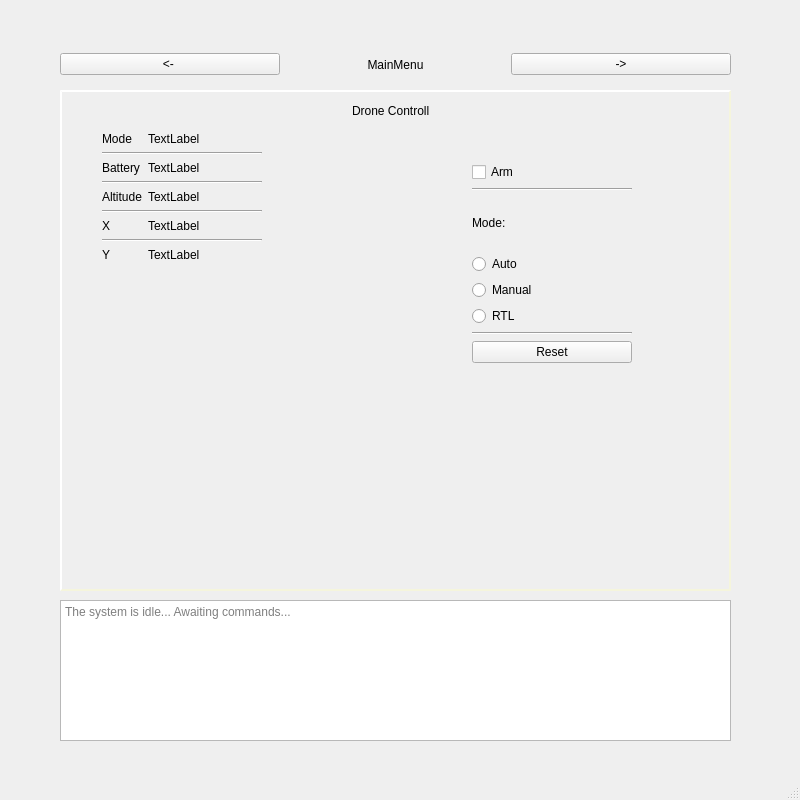
Old version of the form desktop/MicroGCS/mainwindow.ui in the repository NORDvv/MicroGCS.
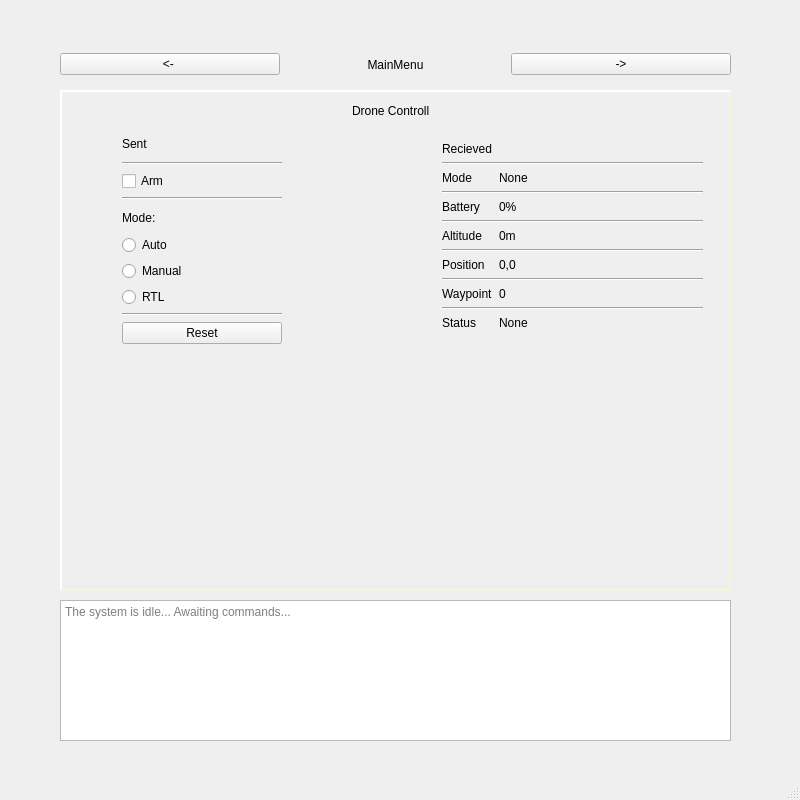
New version of the form.

Commit message: UI Controlls and command sending added

The edit to the form file:
```diff
--- a/desktop/MicroGCS/mainwindow.ui
+++ b/desktop/MicroGCS/mainwindow.ui
@@ -18,6 +18,24 @@
 	border-style: outset;
     border-width: 2px;
     border-color: beige;
+}
+
+QFormLayout {
+	border-style: outset;
+    border-width: 2px;
+    border-color: beige;
+}
+
+QVBoxLayout {
+	border-style: outset;
+    border-width: 2px;
+    border-color: beige;
+}
+
+QHBoxLayout {
+	border-style: outset;
+    border-width: 2px;
+    border-color: beige;
 }</string>
   </property>
   <widget class="QWidget" name="centralwidget">
@@ -108,106 +126,147 @@
      <widget class="QWidget" name="formLayoutWidget_2">
       <property name="geometry">
        <rect>
-        <x>40</x>
-        <y>40</y>
-        <width>160</width>
-        <height>147</height>
+        <x>380</x>
+        <y>50</y>
+        <width>261</width>
+        <height>211</height>
        </rect>
       </property>
       <layout class="QFormLayout" name="formLayout">
-       <item row="0" column="0">
-        <widget class="QLabel" name="label_3">
-         <property name="text">
-          <string>Mode</string>
-         </property>
-        </widget>
-       </item>
-       <item row="0" column="1">
-        <widget class="QLabel" name="label_4">
-         <property name="text">
-          <string>TextLabel</string>
-         </property>
-        </widget>
-       </item>
        <item row="2" column="0">
         <widget class="QLabel" name="label_5">
          <property name="text">
-          <string>Battery</string>
+          <string>Mode</string>
          </property>
         </widget>
        </item>
        <item row="2" column="1">
         <widget class="QLabel" name="label_6">
          <property name="text">
-          <string>TextLabel</string>
+          <string>None</string>
+         </property>
+        </widget>
+       </item>
+       <item row="3" column="0" colspan="2">
+        <widget class="Line" name="line_4">
+         <property name="orientation">
+          <enum>Qt::Orientation::Horizontal</enum>
          </property>
         </widget>
        </item>
        <item row="4" column="0">
         <widget class="QLabel" name="label_7">
          <property name="text">
-          <string>Altitude</string>
+          <string>Battery</string>
          </property>
         </widget>
        </item>
        <item row="4" column="1">
         <widget class="QLabel" name="label_8">
          <property name="text">
-          <string>TextLabel</string>
+          <string>0%</string>
+         </property>
+        </widget>
+       </item>
+       <item row="5" column="0" colspan="2">
+        <widget class="Line" name="line_3">
+         <property name="orientation">
+          <enum>Qt::Orientation::Horizontal</enum>
          </property>
         </widget>
        </item>
        <item row="6" column="0">
         <widget class="QLabel" name="label_9">
          <property name="text">
-          <string>X</string>
+          <string>Altitude</string>
          </property>
         </widget>
        </item>
        <item row="6" column="1">
         <widget class="QLabel" name="label_10">
          <property name="text">
-          <string>TextLabel</string>
+          <string>0m</string>
+         </property>
+        </widget>
+       </item>
+       <item row="7" column="0" colspan="2">
+        <widget class="Line" name="line_2">
+         <property name="orientation">
+          <enum>Qt::Orientation::Horizontal</enum>
          </property>
         </widget>
        </item>
        <item row="8" column="0">
-        <widget class="QLabel" name="label_11">
+        <widget class="QLabel" name="PositionDisplayLabel">
+         <property name="sizePolicy">
+          <sizepolicy hsizetype="Expanding" vsizetype="Preferred">
+           <horstretch>0</horstretch>
+           <verstretch>0</verstretch>
+          </sizepolicy>
+         </property>
          <property name="text">
-          <string>Y</string>
+          <string>Position</string>
          </property>
         </widget>
        </item>
        <item row="8" column="1">
         <widget class="QLabel" name="label_12">
          <property name="text">
-          <string>TextLabel</string>
+          <string>0,0</string>
          </property>
         </widget>
        </item>
-       <item row="7" column="0" colspan="2">
+       <item row="9" column="0" colspan="2">
         <widget class="Line" name="line">
          <property name="orientation">
           <enum>Qt::Orientation::Horizontal</enum>
          </property>
         </widget>
        </item>
-       <item row="5" column="0" colspan="2">
-        <widget class="Line" name="line_2">
-         <property name="orientation">
-          <enum>Qt::Orientation::Horizontal</enum>
+       <item row="10" column="0">
+        <widget class="QLabel" name="WaypointDisplayLabel">
+         <property name="text">
+          <string>Waypoint</string>
          </property>
         </widget>
        </item>
-       <item row="3" column="0" colspan="2">
-        <widget class="Line" name="line_3">
+       <item row="10" column="1">
+        <widget class="QLabel" name="WaypointIndicatorLabel">
+         <property name="text">
+          <string>0</string>
+         </property>
+        </widget>
+       </item>
+       <item row="12" column="0">
+        <widget class="QLabel" name="SatusDisplayLabel">
+         <property name="text">
+          <string>Status</string>
+         </property>
+        </widget>
+       </item>
+       <item row="12" column="1">
+        <widget class="QLabel" name="StatusIndicatorLabel">
+         <property name="text">
+          <string>None</string>
+         </property>
+        </widget>
+       </item>
+       <item row="11" column="0" colspan="2">
+        <widget class="Line" name="line_7">
          <property name="orientation">
           <enum>Qt::Orientation::Horizontal</enum>
          </property>
         </widget>
        </item>
+       <item row="0" column="0">
+        <widget class="QLabel" name="label_3">
+         <property name="text">
+          <string>Recieved</string>
+         </property>
+        </widget>
+       </item>
        <item row="1" column="0" colspan="2">
-        <widget class="Line" name="line_4">
+        <widget class="Line" name="line_8">
          <property name="orientation">
           <enum>Qt::Orientation::Horizontal</enum>
          </property>
@@ -218,15 +277,29 @@
      <widget class="QWidget" name="verticalLayoutWidget">
       <property name="geometry">
        <rect>
-        <x>410</x>
-        <y>70</y>
+        <x>60</x>
+        <y>40</y>
         <width>160</width>
-        <height>201</height>
+        <height>212</height>
        </rect>
       </property>
       <layout class="QVBoxLayout" name="verticalLayout">
        <item>
-        <widget class="QCheckBox" name="checkBox">
+        <widget class="QLabel" name="label_4">
+         <property name="text">
+          <string>Sent</string>
+         </property>
+        </widget>
+       </item>
+       <item>
+        <widget class="Line" name="line_9">
+         <property name="orientation">
+          <enum>Qt::Orientation::Horizontal</enum>
+         </property>
+        </widget>
+       </item>
+       <item>
+        <widget class="QCheckBox" name="ArmedCheckBox">
          <property name="text">
           <string>Arm</string>
          </property>
```
Left out of the diff: 24 changed lines with no effect on the pictures. The commit also changes 2 other files.
